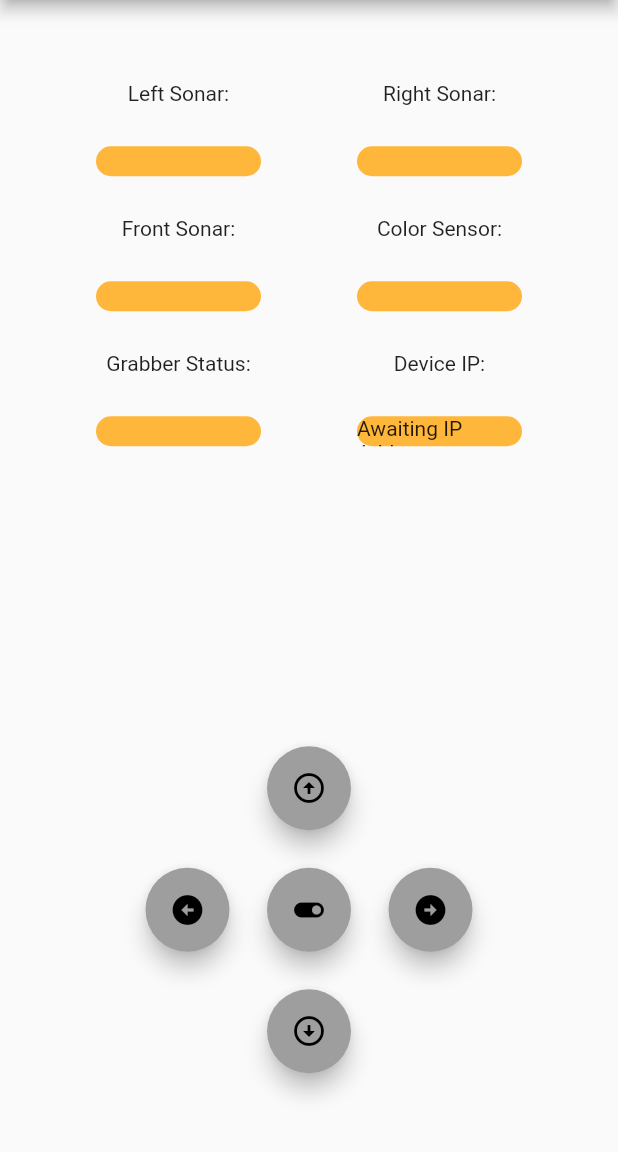
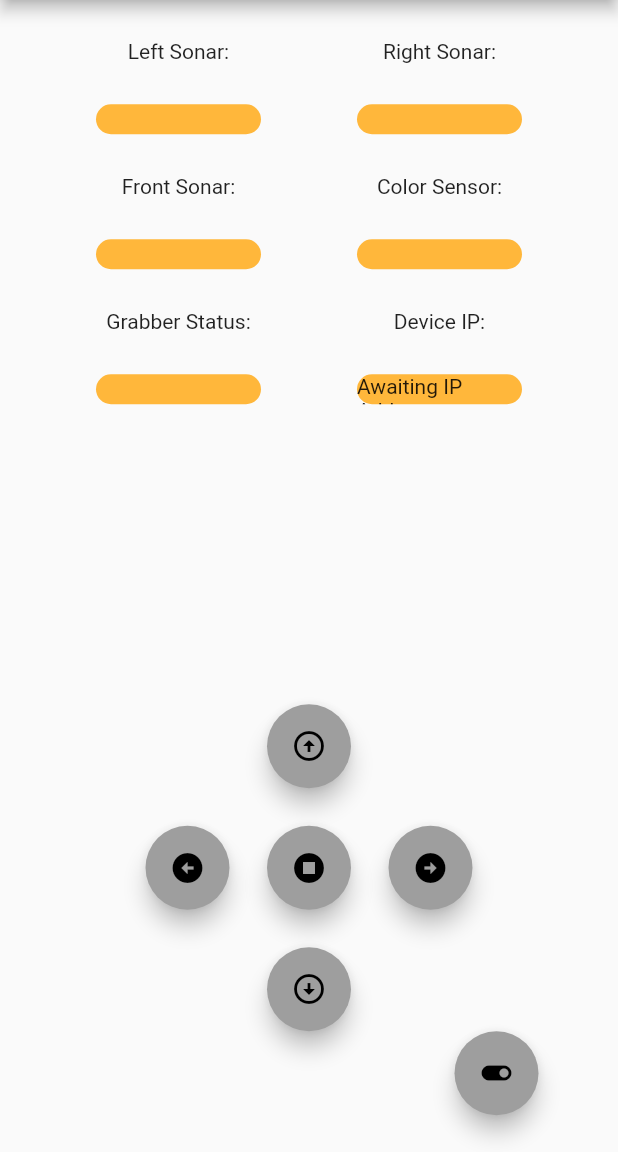
Before and after one commit to G-hop7/Robot-Controller, a Flutter app: the screen it shows after launch, on a phone screen of 412 x 824 dp, the part 84-1236 px from its top. Run offline on Flutter 3.47's test engine with Material 2 defaults, Android fonts, the phone set to English and light mode, and no system bars; missing offline and left inert: network_info_plus.

Commit message:
New stop button and toggle button moved

```diff
--- a/main/clickme/lib/main.dart
+++ b/main/clickme/lib/main.dart
@@ -95,6 +95,10 @@ class _MyHomePageState extends State<MyHomePage> {
 
   rightturn() {
     request = "Right";
+  }
+
+  stop() {
+    request = "Stop";
   }
 
   void _decrementCounter() {
@@ -305,9 +309,9 @@ class _MyHomePageState extends State<MyHomePage> {
                 ),
                 Container(width: 25, height: 25),
                 FloatingActionButton(
-                  onPressed: togglegrabber,
-                  tooltip: 'Toggle_Grabber',
-                  child: const Icon(Icons.toggle_on),
+                  onPressed: stop,
+                  tooltip: 'Stop',
+                  child: const Icon(Icons.stop_circle),
                 ),
                 Container(width: 25, height: 25),
                 FloatingActionButton(
@@ -322,6 +326,18 @@ class _MyHomePageState extends State<MyHomePage> {
                 tooltip: 'Go_Backward',
                 child: const Icon(Icons.arrow_circle_down),
               ),
+              Row(
+                mainAxisAlignment: MainAxisAlignment.center,
+                children: [
+                Container(
+                height: 25,
+                width: 250),
+                FloatingActionButton(
+                onPressed: togglegrabber,
+                tooltip: 'Toggle_Grabber',
+                child: const Icon(Icons.toggle_on),
+                )]
+              ),
             ]));
   }
 }
```
